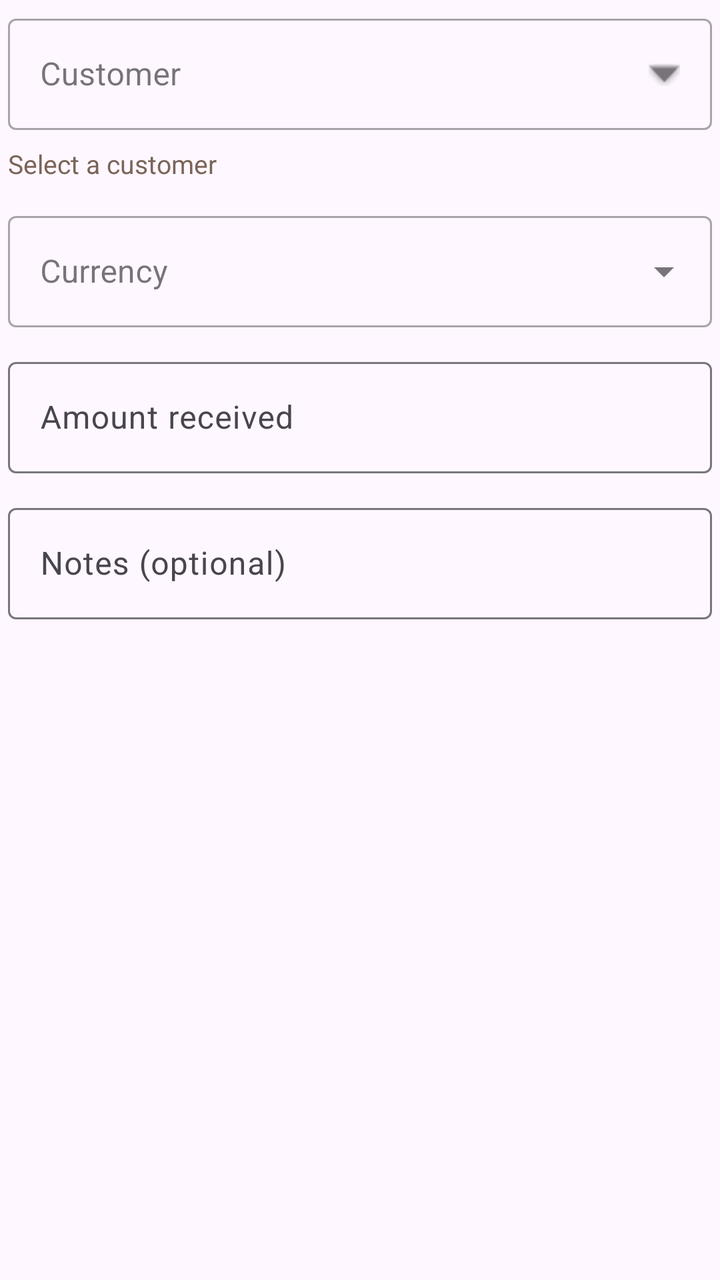
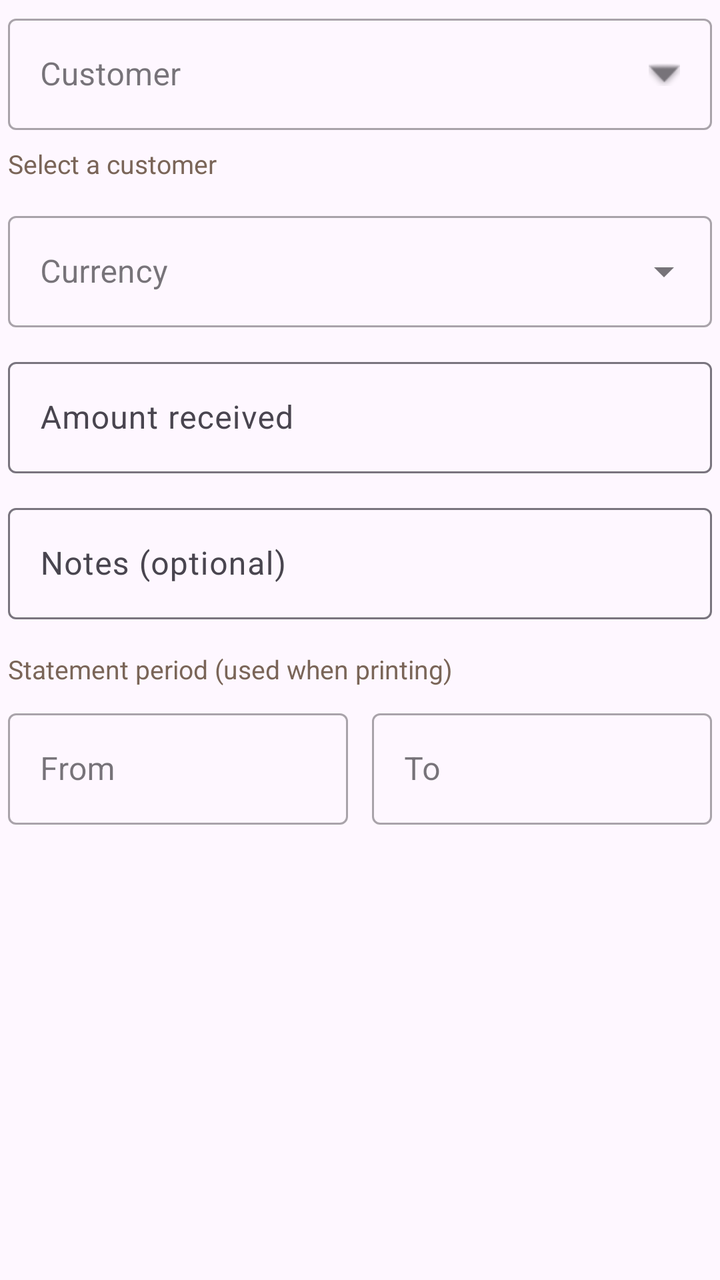

Before-and-after screenshots of an Android layout around one commit, followed by the original layout XML and the change that was made.
<!-- AndroidManifest.xml: application theme Theme.CafeDeParisKitchen -->
<!-- res/layout/dialog_customer_payment.xml -->
<?xml version="1.0" encoding="utf-8"?>
<ScrollView
    xmlns:android="http://schemas.android.com/apk/res/android"
    xmlns:app="http://schemas.android.com/apk/res-auto"
    android:layout_width="match_parent"
    android:layout_height="wrap_content"
    android:fillViewport="true">

    <LinearLayout
        android:layout_width="match_parent"
        android:layout_height="wrap_content"
        android:orientation="vertical"
        android:padding="4dp">

        <com.google.android.material.textfield.TextInputLayout
            android:id="@+id/customerPaymentCustomerLayout"
            android:layout_width="match_parent"
            android:layout_height="wrap_content"
            android:layout_marginBottom="8dp"
            android:hint="@string/payment_customer"
            style="@style/Widget.MaterialComponents.TextInputLayout.OutlinedBox"
            app:endIconMode="custom"
            app:endIconDrawable="@android:drawable/arrow_down_float">

            <com.google.android.material.textfield.TextInputEditText
                android:id="@+id/customerPaymentCustomerInput"
                android:layout_width="match_parent"
                android:layout_height="wrap_content"
                android:cursorVisible="false"
                android:focusable="false"
                android:inputType="none"
                android:singleLine="true" />
        </com.google.android.material.textfield.TextInputLayout>

        <TextView
            android:id="@+id/customerPaymentBalanceLabel"
            android:layout_width="match_parent"
            android:layout_height="wrap_content"
            android:layout_marginBottom="12dp"
            android:text="@string/customer_payment_select_hint"
            android:textColor="@color/text_muted"
            android:textSize="13sp" />

        <com.google.android.material.textfield.TextInputLayout
            android:layout_width="match_parent"
            android:layout_height="wrap_content"
            android:layout_marginBottom="12dp"
            android:hint="@string/customer_payment_currency"
            style="@style/Widget.MaterialComponents.TextInputLayout.OutlinedBox.ExposedDropdownMenu">

            <com.google.android.material.textfield.MaterialAutoCompleteTextView
                android:id="@+id/customerPaymentCurrencyInput"
                android:layout_width="match_parent"
                android:layout_height="wrap_content"
                android:completionThreshold="0"
                android:focusable="false"
                android:inputType="none"
                android:singleLine="true" />
        </com.google.android.material.textfield.TextInputLayout>

        <com.google.android.material.textfield.TextInputLayout
            android:layout_width="match_parent"
            android:layout_height="wrap_content"
            android:layout_marginBottom="12dp"
            android:hint="@string/customer_payment_amount">

            <com.google.android.material.textfield.TextInputEditText
                android:id="@+id/customerPaymentAmountInput"
                android:layout_width="match_parent"
                android:layout_height="wrap_content"
                android:inputType="numberDecimal" />
        </com.google.android.material.textfield.TextInputLayout>

        <com.google.android.material.textfield.TextInputLayout
            android:layout_width="match_parent"
            android:layout_height="wrap_content"
            android:hint="@string/customer_payment_notes">

            <com.google.android.material.textfield.TextInputEditText
                android:id="@+id/customerPaymentNotesInput"
                android:layout_width="match_parent"
                android:layout_height="wrap_content"
                android:inputType="textCapSentences"
                android:maxLength="200" />
        </com.google.android.material.textfield.TextInputLayout>
    </LinearLayout>
</ScrollView>
<!-- resources referenced by this layout -->
<resources>
  <color name="text_muted">#7A6558</color>
  <string name="customer_payment_amount">Amount received</string>
  <string name="customer_payment_currency">Currency</string>
  <string name="customer_payment_notes">Notes (optional)</string>
  <string name="customer_payment_select_hint">Select a customer</string>
  <string name="payment_customer">Customer</string>
  <style name="Theme.CafeDeParisKitchen" parent="Theme.Material3.Light.NoActionBar">
          <item name="colorPrimary">@color/accent</item>
          <item name="colorOnPrimary">@android:color/white</item>
          <item name="android:statusBarColor">@color/accent</item>
          <item name="android:navigationBarColor">@color/background</item>
      </style>
  <color name="accent">#8B4513</color>
  <color name="background">#F7F3EF</color>
</resources>

<!-- the commit's change to res/layout/dialog_customer_payment.xml (unified diff, before → after) -->
@@ -74,6 +74,7 @@
         <com.google.android.material.textfield.TextInputLayout
             android:layout_width="match_parent"
             android:layout_height="wrap_content"
+            android:layout_marginBottom="12dp"
             android:hint="@string/customer_payment_notes">
 
             <com.google.android.material.textfield.TextInputEditText
@@ -83,5 +84,55 @@
                 android:inputType="textCapSentences"
                 android:maxLength="200" />
         </com.google.android.material.textfield.TextInputLayout>
+
+        <TextView
+            android:layout_width="match_parent"
+            android:layout_height="wrap_content"
+            android:layout_marginTop="4dp"
+            android:layout_marginBottom="8dp"
+            android:text="@string/customer_statement_period_hint"
+            android:textColor="@color/text_muted"
+            android:textSize="13sp" />
+
+        <LinearLayout
+            android:layout_width="match_parent"
+            android:layout_height="wrap_content"
+            android:orientation="horizontal"
+            android:weightSum="2">
+
+            <com.google.android.material.textfield.TextInputLayout
+                android:layout_width="0dp"
+                android:layout_height="wrap_content"
+                android:layout_marginEnd="6dp"
+                android:layout_weight="1"
+                android:hint="@string/customer_statement_from"
+                style="@style/Widget.MaterialComponents.TextInputLayout.OutlinedBox">
+
+                <com.google.android.material.textfield.TextInputEditText
+                    android:id="@+id/customerStatementFromInput"
+                    android:layout_width="match_parent"
+                    android:layout_height="wrap_content"
+                    android:focusable="false"
+                    android:inputType="none"
+                    android:singleLine="true" />
+            </com.google.android.material.textfield.TextInputLayout>
+
+            <com.google.android.material.textfield.TextInputLayout
+                android:layout_width="0dp"
+                android:layout_height="wrap_content"
+                android:layout_marginStart="6dp"
+                android:layout_weight="1"
+                android:hint="@string/customer_statement_to"
+                style="@style/Widget.MaterialComponents.TextInputLayout.OutlinedBox">
+
+                <com.google.android.material.textfield.TextInputEditText
+                    android:id="@+id/customerStatementToInput"
+                    android:layout_width="match_parent"
+                    android:layout_height="wrap_content"
+                    android:focusable="false"
+                    android:inputType="none"
+                    android:singleLine="true" />
+            </com.google.android.material.textfield.TextInputLayout>
+        </LinearLayout>
     </LinearLayout>
 </ScrollView>
<!-- resource entries referenced after the edit -->
@@ -5,6 +5,9 @@
   <string name="customer_payment_currency">Currency</string>
   <string name="customer_payment_notes">Notes (optional)</string>
   <string name="customer_payment_select_hint">Select a customer</string>
+  <string name="customer_statement_from">From</string>
+  <string name="customer_statement_period_hint">Statement period (used when printing)</string>
+  <string name="customer_statement_to">To</string>
   <string name="payment_customer">Customer</string>
   <style name="Theme.CafeDeParisKitchen" parent="Theme.Material3.Light.NoActionBar">
           <item name="colorPrimary">@color/accent</item>
